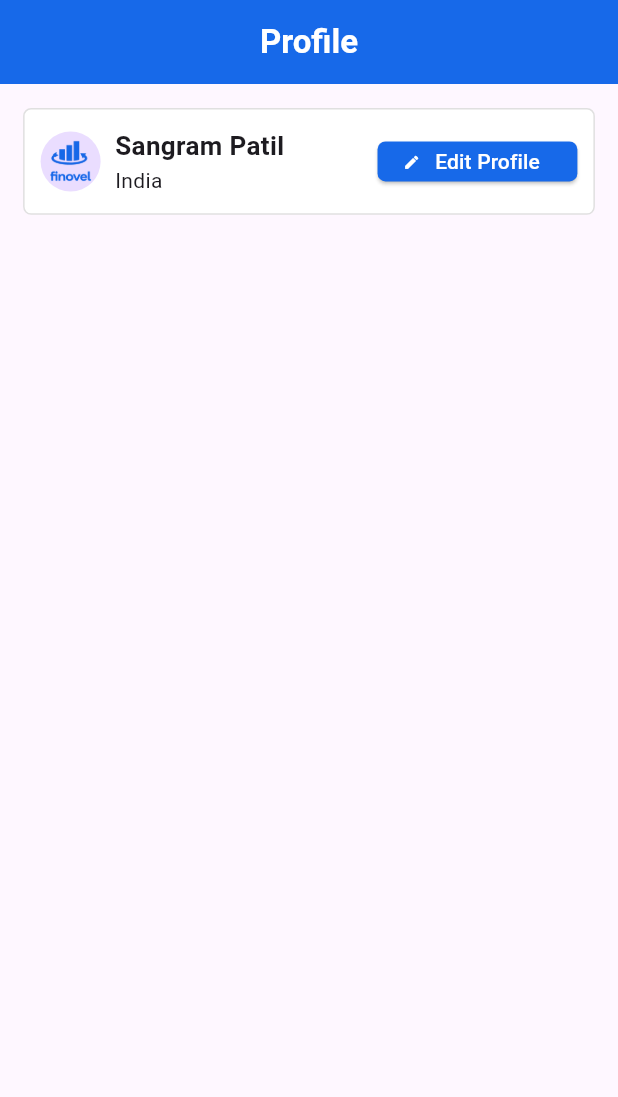
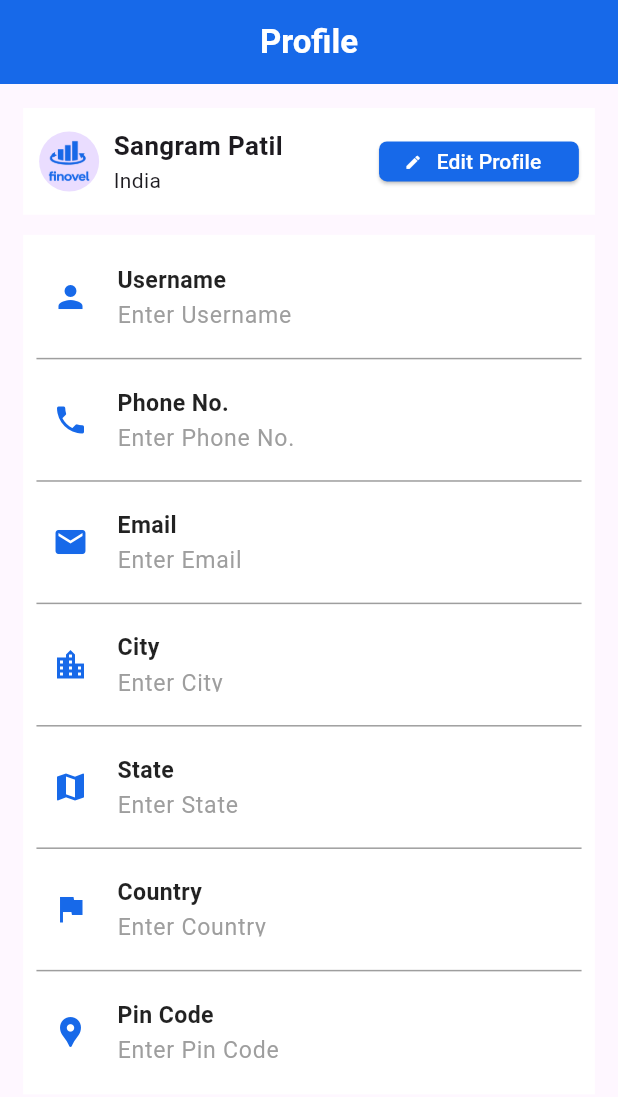
Before and after one commit to prajwalx7/Finovel-LMS, a Flutter app: the screen it shows after launch, on a phone screen of 412 x 824 dp. Shown: the top 1097 px of the screen. Run offline on Flutter 3.47's test engine with Material 3 defaults, Android fonts, the light colour scheme and no system bars; our stand-ins replace dotted_border, dropdown_button2, flutter_screenutil, flutter_svg, intl_phone_field, lottie.

Commit message:
profile screen

```diff
--- a/lib/main.dart
+++ b/lib/main.dart
@@ -72,7 +72,7 @@ class MyApp extends StatelessWidget {
                 const EarningfromChannelPartner(),
             '/loginscreen': (context) => const LoginScreen(),
             '/smsscreen': (context) => const SmsScreen(),
-            '/profile': (context) => const ProfileScreen(),
+            '/profile': (context) =>  ProfileScreen(),
           },
         );
       },
--- a/lib/screens/profile.dart
+++ b/lib/screens/profile.dart
@@ -2,7 +2,15 @@ import 'package:flutter/material.dart';
 import 'package:flutter_screenutil/flutter_screenutil.dart';
 
 class ProfileScreen extends StatelessWidget {
-  const ProfileScreen({super.key});
+  ProfileScreen({super.key});
+
+  final TextEditingController _usernameController = TextEditingController();
+  final TextEditingController _phoneController = TextEditingController();
+  final TextEditingController _emailController = TextEditingController();
+  final TextEditingController _cityController = TextEditingController();
+  final TextEditingController _stateController = TextEditingController();
+  final TextEditingController _countryController = TextEditingController();
+  final TextEditingController _pinCodeController = TextEditingController();
 
   @override
   Widget build(BuildContext context) {
@@ -16,7 +24,7 @@ class ProfileScreen extends StatelessWidget {
           centerTitle: true,
           backgroundColor: const Color(0xFF1769E9),
         ),
-        body: Padding(
+        body: SingleChildScrollView(
           padding: EdgeInsets.symmetric(horizontal: 16.0.w, vertical: 18.0.h),
           child: Column(
             children: [
@@ -24,10 +32,7 @@ class ProfileScreen extends StatelessWidget {
                 padding: EdgeInsets.all(12.r),
                 height: 80.h,
                 width: double.infinity,
-                decoration: BoxDecoration(
                 color: Colors.white,
-                    border: Border.all(color: Colors.black12),
-                    borderRadius: BorderRadius.circular(6.r)),
                 child: Row(
                   children: [
                     const CircleAvatar(
@@ -41,7 +46,9 @@ class ProfileScreen extends StatelessWidget {
                         Text(
                           "Sangram Patil",
                           style: TextStyle(
-                              fontSize: 18.sp, fontWeight: FontWeight.bold),
+                            fontSize: 18.sp,
+                            fontWeight: FontWeight.bold,
+                          ),
                         ),
                         const Text("India"),
                       ],
@@ -50,7 +57,9 @@ class ProfileScreen extends StatelessWidget {
                     ElevatedButton.icon(
                       icon: Padding(
                         padding: EdgeInsets.symmetric(
-                              horizontal: 1.0.w, vertical: 1.0.h),
+                          horizontal: 1.0.w,
+                          vertical: 1.0.h,
+                        ),
                         child: Icon(
                           Icons.edit,
                           size: 12.sp,
@@ -61,13 +70,43 @@ class ProfileScreen extends StatelessWidget {
                         backgroundColor: const Color(0xFF1769E9),
                         foregroundColor: Colors.white,
                         shape: RoundedRectangleBorder(
-                                borderRadius: BorderRadius.circular(6.r))),
+                          borderRadius: BorderRadius.circular(6.r),
+                        ),
+                      ),
                       onPressed: () {},
                       label: Padding(
                         padding: EdgeInsets.symmetric(
-                              horizontal: 1.0.w, vertical: 1.0.h),
+                          horizontal: 1.0.w,
+                          vertical: 1.0.h,
+                        ),
                         child: const Text("Edit Profile"),
-                        ))
+                      ),
+                    )
+                  ],
+                ),
+              ),
+              SizedBox(height: 15.h),
+              Container(
+                padding: EdgeInsets.all(10.0.r),
+                color: Colors.white,
+                child: Column(
+                  children: [
+                    buildContainer(
+                        Icons.person, "Username", _usernameController),
+                    const Divider(color: Colors.grey),
+                    buildContainer(Icons.phone, "Phone No.", _phoneController),
+                    const Divider(color: Colors.grey),
+                    buildContainer(Icons.email, "Email", _emailController),
+                    const Divider(color: Colors.grey),
+                    buildContainer(
+                        Icons.location_city, "City", _cityController),
+                    const Divider(color: Colors.grey),
+                    buildContainer(Icons.map, "State", _stateController),
+                    const Divider(color: Colors.grey),
+                    buildContainer(Icons.flag, "Country", _countryController),
+                    const Divider(color: Colors.grey),
+                    buildContainer(
+                        Icons.location_pin, "Pin Code", _pinCodeController),
                   ],
                 ),
               )
@@ -77,4 +116,51 @@ class ProfileScreen extends StatelessWidget {
       ),
     );
   }
+
+  Widget buildContainer(
+    IconData icon,
+    String title,
+    TextEditingController controller,
+  ) {
+    return Container(
+      padding: EdgeInsets.all(12.0.r),
+      child: Row(
+        crossAxisAlignment: CrossAxisAlignment.center,
+        children: [
+          Icon(icon, color: const Color(0xFF1769E9)),
+          SizedBox(width: 20.0.w),
+          Flexible(
+            child: Column(
+              crossAxisAlignment: CrossAxisAlignment.start,
+              mainAxisAlignment: MainAxisAlignment.center,
+              children: [
+                Text(
+                  title,
+                  style: TextStyle(
+                      fontSize: 16.0.sp,
+                      fontWeight: FontWeight.bold,
+                      color: Colors.black87),
+                ),
+                SizedBox(height: 5.0.h),
+                SizedBox(
+                  height: 20.0.h,
+                  child: TextField(
+                    cursorColor: const Color(0xFF1769E9),
+                    controller: controller,
+                    decoration: InputDecoration(
+                      border: InputBorder.none,
+                      hintText: 'Enter $title',
+                      hintStyle: const TextStyle(color: Colors.grey),
+                      isDense: true,
+                    ),
+                    style: TextStyle(fontSize: 16.0.sp),
+                  ),
+                ),
+              ],
+            ),
+          ),
+        ],
+      ),
+    );
   }
+}
```
Lines whose indentation alone changed are shown as unchanged.
